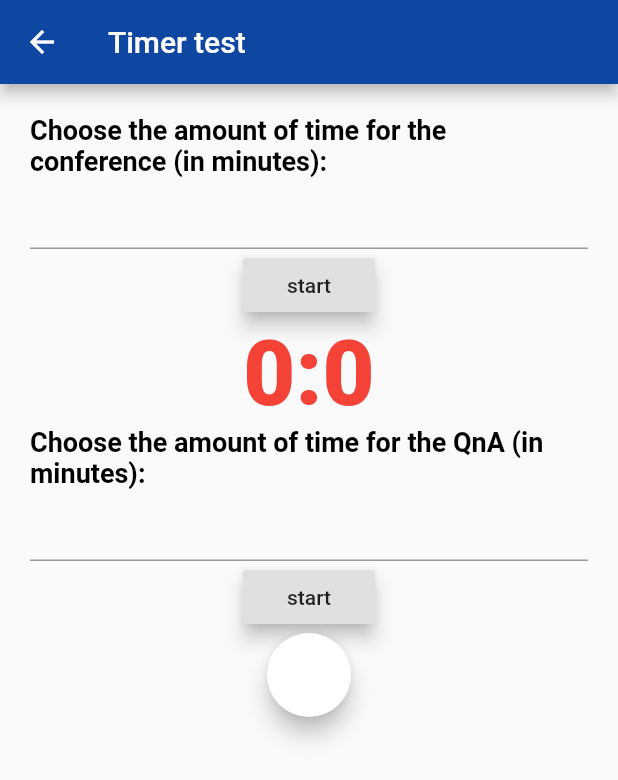
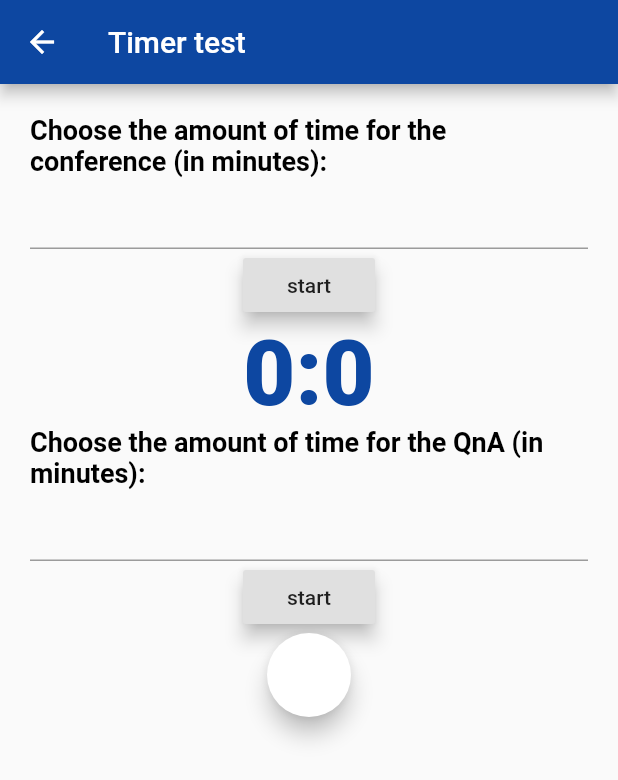
Before and after one commit to softeng-feup/open-cx-working-title, a Flutter app: the Timer screen opened directly, on a phone screen of 412 x 824 dp. Shown: the top 780 px of the screen. Run offline on Flutter 3.47's test engine with Material 2 defaults, Android fonts, the light colour scheme and no system bars.

Commit message:
Timer color change

```diff
--- a/speakapp/lib/widgets/timer.dart
+++ b/speakapp/lib/widgets/timer.dart
@@ -67,7 +67,7 @@ Widget build(BuildContext context) {
           child: Text(
             (_current/60).toInt().toString() + ":" + (_current%60).toString(),
             style: TextStyle(
-              color: Colors.red,
+              color: Colors.blue[900],
               fontWeight: FontWeight.w900,
               fontSize: 60,
             ),
```
